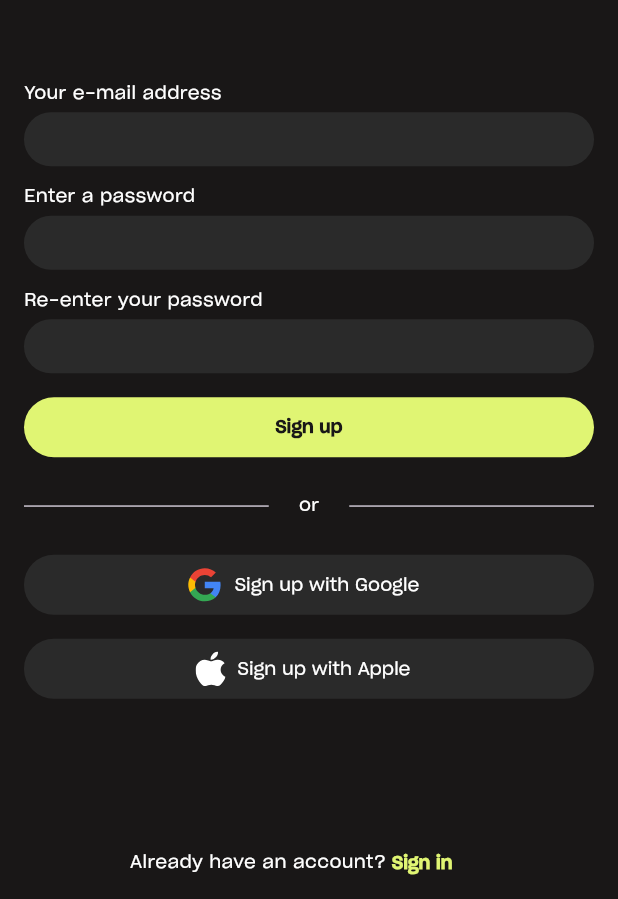
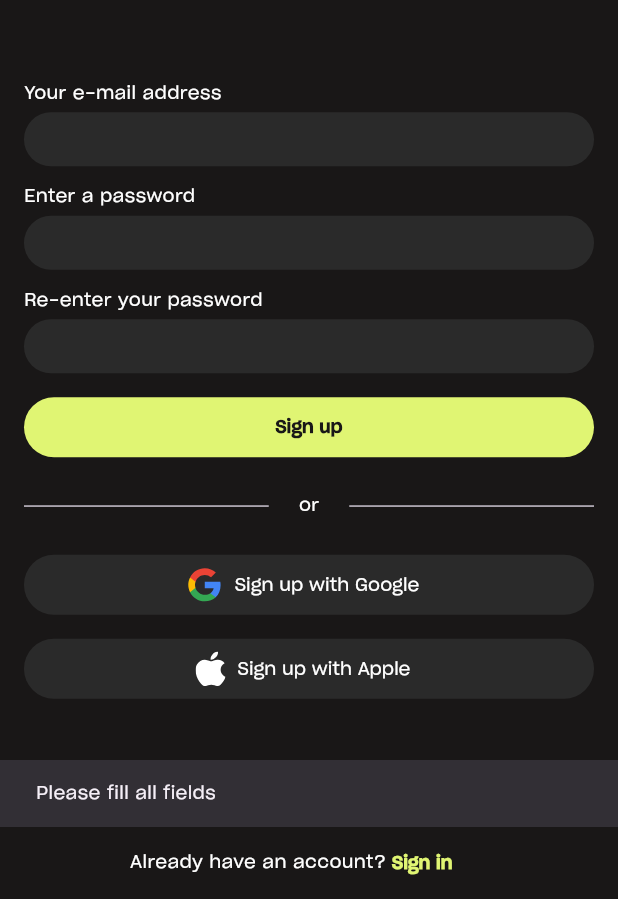
Before and after one commit to abuyukyi101198/sidelines-flutter, a Flutter app: the SignUpScreen screen opened directly, after a tap on "Sign up", on a phone screen of 412 x 824 dp, the part 337-1236 px from its top. Run offline on Flutter 3.47's test engine with Material 3 defaults, Android fonts, the phone set to English and light mode, and no system bars; our stand-ins replace flutter_svg.

Commit message:
added sign up API call

```diff
--- a/lib/screens/sign_up_screen.dart
+++ b/lib/screens/sign_up_screen.dart
@@ -30,18 +30,6 @@ class SignUpScreenState extends State<SignUpScreen> {
     super.dispose();
   }
 
-  void _signUp() {
-    if (_formKey.currentState!.validate()) {
-      final email = _emailController.text.trim();
-      final password = _passwordController.text.trim();
-
-      // TODO: Implement API call using the captured email and password
-      // Example: Call the sign-up function and pass the email and password
-
-      // After successful sign-up, navigate to the desired screen
-    }
-  }
-
   @override
   Widget build(BuildContext context) {
     return Scaffold(
@@ -67,7 +55,10 @@ class SignUpScreenState extends State<SignUpScreen> {
                       label: 'Re-enter your password',
                       controller: _confirmPasswordController,
                     ),
-                    SignUpButton(onPressed: _signUp),
+                    SignUpButton(
+                      emailController: _emailController,
+                      passwordController: _passwordController,
+                    ),
                     const OrDivider(),
                     const SignUpWithGoogle(),
                     const SizedBox(
--- a/lib/widgets/buttons/sign_up_button.dart
+++ b/lib/widgets/buttons/sign_up_button.dart
@@ -1,10 +1,64 @@
+import 'dart:convert';
 import 'package:flutter/material.dart';
+import 'package:http/http.dart' as http;
+import 'package:sidelines/data/constants.dart';
 
 class SignUpButton extends StatelessWidget {
-  const SignUpButton({super.key});
+  final TextEditingController emailController;
+  final TextEditingController passwordController;
+
+  const SignUpButton({
+    super.key,
+    required this.emailController,
+    required this.passwordController,
+  });
 
   @override
   Widget build(BuildContext context) {
-    return FilledButton(onPressed: () {}, child: const Text('Sign up'));
+    return FilledButton(
+      onPressed: () async {
+        if (emailController.text.isEmpty || passwordController.text.isEmpty) {
+          ScaffoldMessenger.of(context).showSnackBar(
+            const SnackBar(content: Text('Please fill all fields')),
+          );
+          return;
+        }
+
+        try {
+          final response =
+              await signUp(emailController.text, passwordController.text);
+          if (!context.mounted) return;
+          if (response.statusCode == 201) {
+            ScaffoldMessenger.of(context).showSnackBar(
+              const SnackBar(content: Text('Sign up successful!')),
+            );
+          } else {
+            final Map<String, dynamic> responseData =
+                json.decode(response.body);
+            final errorMessage =
+                responseData['detail'] ?? 'Signup failed. Please try again.';
+            ScaffoldMessenger.of(context).showSnackBar(
+              SnackBar(content: Text(errorMessage)),
+            );
+          }
+        } catch (e) {
+          ScaffoldMessenger.of(context).showSnackBar(
+            const SnackBar(
+                content: Text('An error occurred. Please try again later.')),
+          );
+        }
+      },
+      child: const Text('Sign up'),
+    );
+  }
+
+  Future<http.Response> signUp(String email, String password) async {
+    final response = await http.post(
+      Uri.parse('${Constants.baseApiUrl}signup/'),
+      headers: {'Content-Type': 'application/json'},
+      body: jsonEncode({'email': email, 'password': password}),
+    );
+
+    return response;
   }
 }
```
